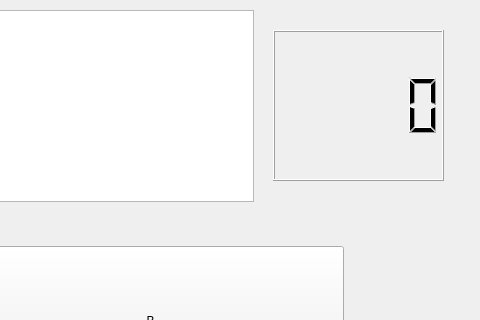
The window that Kahoot_client/questionscreen.ui (JanMetz/Kahoot) describes before a commit, drawn with Qt 5; both pictures show x 587 to 1067 and y 0 to 320 of the 1067 by 645 pixel window.
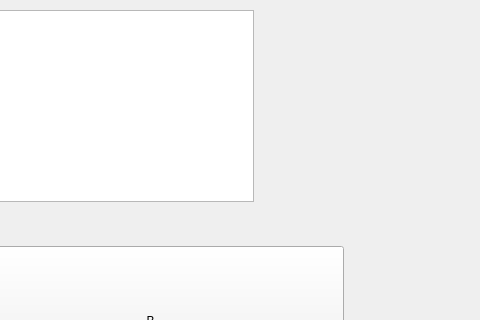
The same window after the commit.

Diff of the .ui file:
```diff
--- a/Kahoot_client/questionscreen.ui
+++ b/Kahoot_client/questionscreen.ui
@@ -23,16 +23,6 @@
     </rect>
    </property>
   </widget>
-  <widget class="QLCDNumber" name="time">
-   <property name="geometry">
-    <rect>
-     <x>860</x>
-     <y>30</y>
-     <width>171</width>
-     <height>151</height>
-    </rect>
-   </property>
-  </widget>
   <widget class="QWidget" name="layoutWidget">
    <property name="geometry">
     <rect>
```
